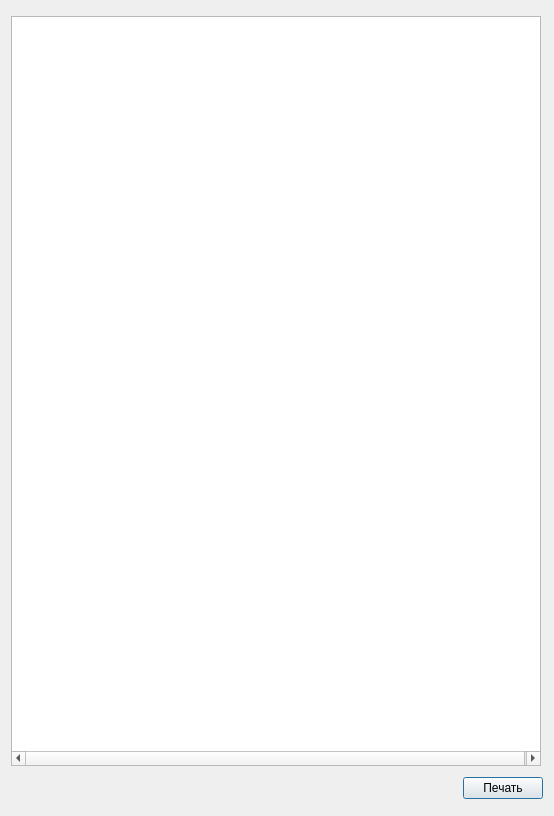
Sergeyego/warehouse, file dialogwebview.ui: the form before one commit.
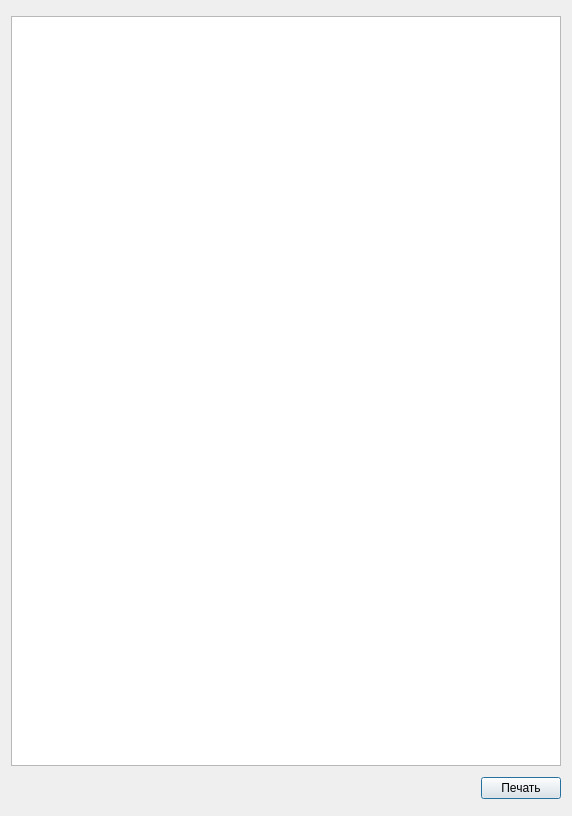
The form after the commit.

Patch:
```diff
--- a/dialogwebview.ui
+++ b/dialogwebview.ui
@@ -18,13 +18,13 @@
     <widget class="QTextEdit" name="textEdit">
      <property name="minimumSize">
       <size>
-       <width>530</width>
+       <width>550</width>
        <height>750</height>
       </size>
      </property>
      <property name="maximumSize">
       <size>
-       <width>530</width>
+       <width>550</width>
        <height>750</height>
       </size>
      </property>
@@ -32,7 +32,7 @@
       <enum>QTextEdit::LineWrapMode::FixedPixelWidth</enum>
      </property>
      <property name="lineWrapColumnOrWidth">
-      <number>530</number>
+      <number>540</number>
      </property>
      <property name="readOnly">
       <bool>true</bool>
```
